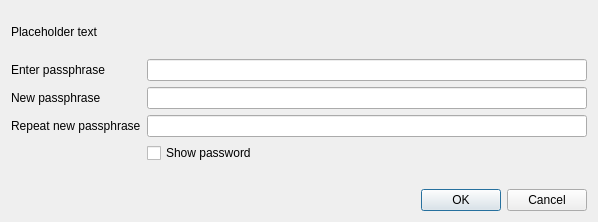
Before: the Qt Designer form src/qt/forms/askpassphrasedialog.ui in cryptolinux/ion, drawn with Qt 5.
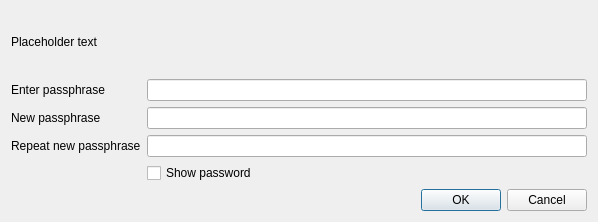
After: the same form once the commit is applied.

Diff of the .ui file:
```diff
--- a/src/qt/forms/askpassphrasedialog.ui
+++ b/src/qt/forms/askpassphrasedialog.ui
@@ -99,16 +99,6 @@
        </property>
       </widget>
      </item>
-     <item row="4" column="1">
-      <widget class="QLabel" name="capsLabel">
-       <property name="text">
-        <string/>
-       </property>
-       <property name="alignment">
-        <set>Qt::AlignCenter</set>
-       </property>
-      </widget>
-     </item>
     </layout>
    </item>
    <item>
```
